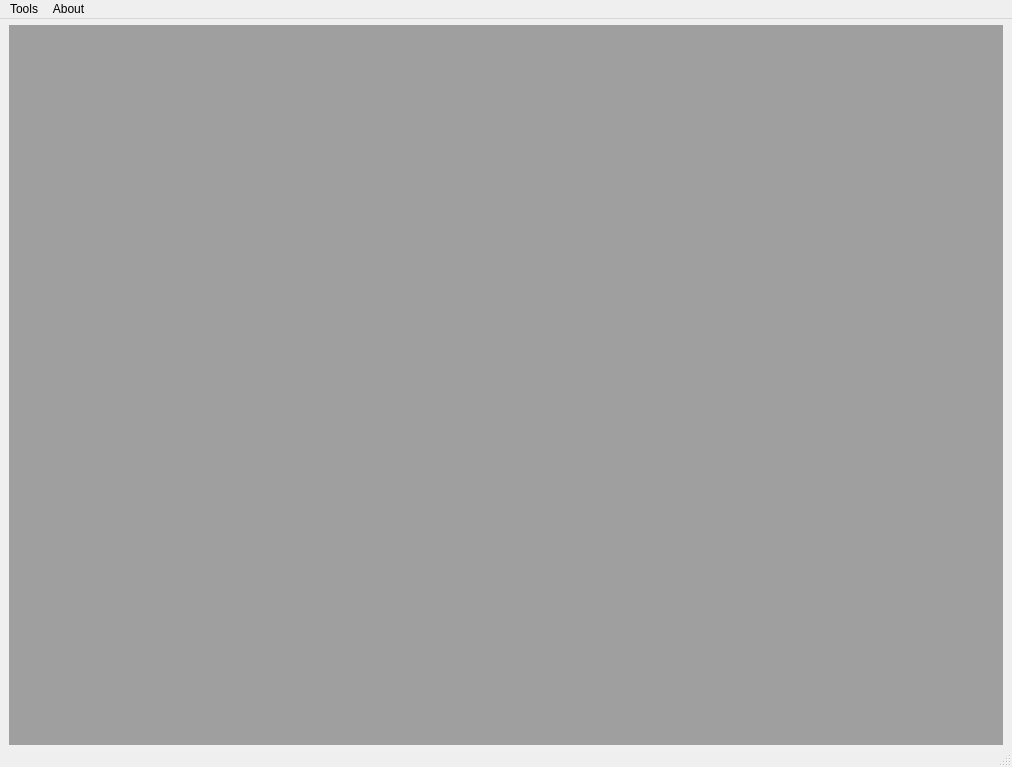
First picture: the form in View/main_window/main.ui, repository huguanghui/gm_tool, before the edit.
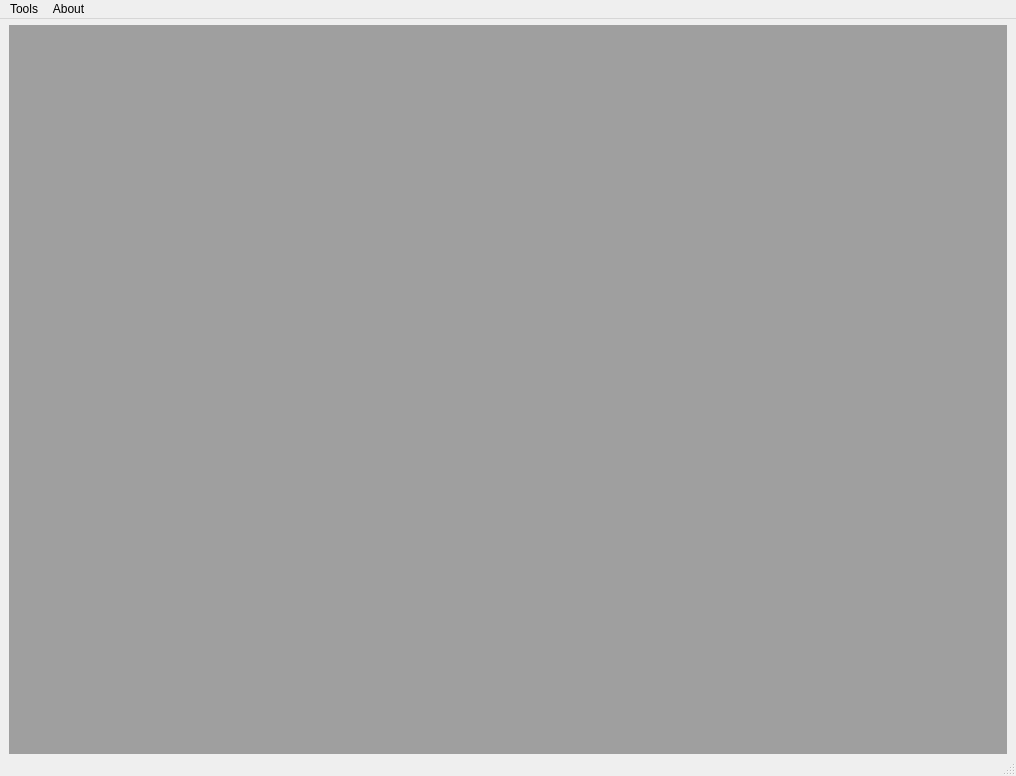
Second picture: the form after the edit.

Patch:
```diff
--- a/View/main_window/main.ui
+++ b/View/main_window/main.ui
@@ -6,8 +6,8 @@
    <rect>
     <x>0</x>
     <y>0</y>
-    <width>1012</width>
-    <height>767</height>
+    <width>1016</width>
+    <height>776</height>
    </rect>
   </property>
   <property name="windowTitle">
@@ -56,8 +56,8 @@
     <rect>
      <x>0</x>
      <y>0</y>
-     <width>1012</width>
-     <height>26</height>
+     <width>1016</width>
+     <height>23</height>
     </rect>
    </property>
    <property name="defaultUp">
```
Left out of the diff: 13 changed lines with no effect on the pictures.
